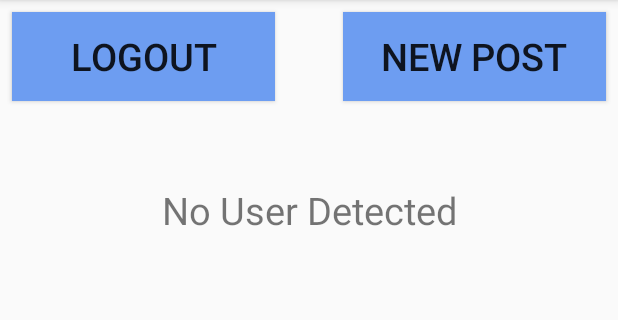
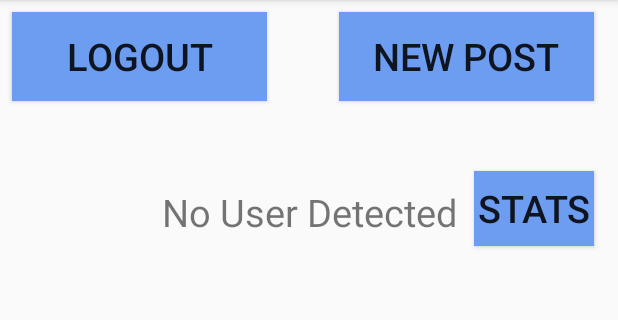
Before and after one commit to snagaraj8/HackGT2018, an Android app: the FeedActivity screen opened directly, with no data from a screen before it, on a phone screen of 412 x 824 dp, the part 84-404 px from its top. Run offline under Robolectric (Android 15) with nearby library versions, the phone set to English and light mode, and no system bars; our stand-ins replace Firebase (no records; nobody signed in at launch, a user with empty details on screens opened directly).

Commit message:
created new class for stats visual

```diff
--- a/app/src/main/AndroidManifest.xml
+++ b/app/src/main/AndroidManifest.xml
@@ -18,7 +18,8 @@
         </activity>
         <activity android:name=".RegistrationActivity" />
         <activity android:name=".FeedActivity" />
-        <activity android:name=".UpdateActivity"></activity>
+        <activity android:name=".UpdateActivity" />
+        <activity android:name=".StatsActivity"></activity>
     </application>
 
 </manifest>
--- a/app/src/main/java/com/image/hackgt/hackgt2018/FeedActivity.java
+++ b/app/src/main/java/com/image/hackgt/hackgt2018/FeedActivity.java
@@ -19,6 +19,7 @@
 public class FeedActivity extends AppCompatActivity {
     private Button logoutButton;
     private Button uploadButton;
+    private Button statsButton;
     private TextView emailTextView;
 
     private static final String TAG = "####MAIN PAGE ACTIVITY";
@@ -33,7 +34,8 @@
         setContentView(R.layout.activity_feed);
 
         logoutButton = findViewById(R.id.button_logout);
-        uploadButton= findViewById(R.id.button_upload);
+        uploadButton = findViewById(R.id.button_upload);
+        statsButton = findViewById(R.id.button_stats);
         emailTextView = findViewById(R.id.textView_email);
 
         mAuth = FirebaseAuth.getInstance();
@@ -54,6 +56,18 @@
                 uploadPressed();
             }
         });
+        statsButton.setOnClickListener(new View.OnClickListener() {
+            @Override
+            public void onClick(View view) {
+                statsPressed();
+            }
+        });
+    }
+
+    private void statsPressed() {
+        Intent intent = new Intent(FeedActivity.this,
+                StatsActivity.class);
+        startActivity(intent);
     }
 
     private void uploadPressed() {
--- a/app/src/main/res/layout/activity_feed.xml
+++ b/app/src/main/res/layout/activity_feed.xml
@@ -20,11 +20,11 @@
         app:layout_constraintEnd_toEndOf="parent"
         app:layout_constraintStart_toStartOf="parent"
         app:layout_constraintTop_toTopOf="parent"
-        app:layout_constraintVertical_bias="0.16" />
+        app:layout_constraintVertical_bias="0.162" />
 
     <Button
         android:id="@+id/button_logout"
-        android:layout_width="175dp"
+        android:layout_width="170dp"
         android:layout_height="59dp"
         android:layout_marginStart="8dp"
         android:layout_marginTop="8dp"
@@ -41,8 +41,26 @@
         app:layout_constraintVertical_bias="0.0" />
 
     <Button
+        android:id="@+id/button_stats"
+        android:layout_width="80dp"
+        android:layout_height="50dp"
+        android:layout_marginStart="8dp"
+        android:layout_marginTop="8dp"
+        android:layout_marginEnd="8dp"
+        android:layout_marginBottom="8dp"
+        android:background="@drawable/rectangle_button_blue"
+        android:text="Stats"
+        android:textSize="25sp"
+        app:layout_constraintBottom_toBottomOf="parent"
+        app:layout_constraintEnd_toEndOf="parent"
+        app:layout_constraintHorizontal_bias="0.974"
+        app:layout_constraintStart_toStartOf="parent"
+        app:layout_constraintTop_toTopOf="parent"
+        app:layout_constraintVertical_bias="0.151" />
+
+    <Button
         android:id="@+id/button_upload"
-        android:layout_width="175dp"
+        android:layout_width="170dp"
         android:layout_height="59dp"
         android:layout_marginStart="8dp"
         android:layout_marginTop="8dp"
@@ -53,7 +71,7 @@
         android:textSize="25sp"
         app:layout_constraintBottom_toBottomOf="parent"
         app:layout_constraintEnd_toEndOf="parent"
-        app:layout_constraintHorizontal_bias="1.0"
+        app:layout_constraintHorizontal_bias="0.964"
         app:layout_constraintStart_toStartOf="parent"
         app:layout_constraintTop_toTopOf="parent"
         app:layout_constraintVertical_bias="0.0" />
```
Also changed, not shown: app/src/main/java/com/image/hackgt/hackgt2018/StatsActivity.java (added, +13 -0 lines), app/src/main/res/layout/activity_stats.xml (added, +9 -0 lines).
